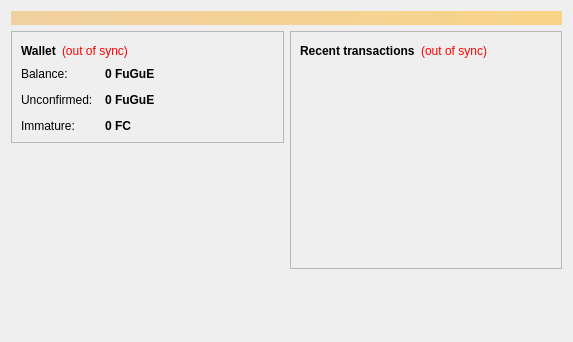
Before: the Qt Designer form src/qt/forms/overviewpage.ui in Tillkoeln/Tillkoelns-World-Domination-Machine, drawn with Qt 5.
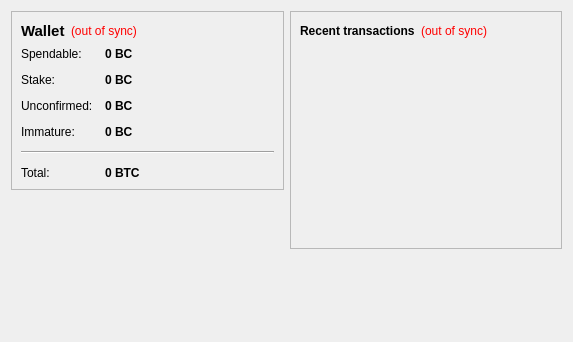
After: the same form once the commit is applied.

The edit to the form file:
```diff
--- a/src/qt/forms/overviewpage.ui
+++ b/src/qt/forms/overviewpage.ui
@@ -13,24 +13,6 @@
   <property name="windowTitle">
    <string>Form</string>
   </property>
-  <layout class="QVBoxLayout" name="topLayout">
-   <item>
-    <widget class="QLabel" name="labelAlerts">
-     <property name="visible">
-      <bool>false</bool>
-     </property>
-     <property name="styleSheet">
-      <string notr="true">background-color: qlineargradient(x1: 0, y1: 0, x2: 1, y2: 0, stop:0 #F0D0A0, stop:1 #F8D488); color:#000000;</string>
-     </property>
-     <property name="wordWrap">
-      <bool>true</bool>
-     </property>
-     <property name="margin">
-      <number>3</number>
-     </property>
-    </widget>
-   </item>
-   <item>
     <layout class="QHBoxLayout" name="horizontalLayout" stretch="1,1">
      <item>
       <layout class="QVBoxLayout" name="verticalLayout_2">
@@ -49,6 +31,7 @@
              <widget class="QLabel" name="label_5">
               <property name="font">
                <font>
+              <pointsize>11</pointsize>
                 <weight>75</weight>
                 <bold>true</bold>
                </font>
@@ -61,7 +44,7 @@
             <item>
              <widget class="QLabel" name="labelWalletStatus">
               <property name="toolTip">
-               <string>come back later if Your wallet had automatically synchronizes with the JustinBieber MickyMouse FanClub Forum.</string>
+             <string>The displayed information may be out of date. Your wallet automatically synchronizes with the TillkWDMcoin network after a connection is established, but this process has not completed yet.</string>
               </property>
               <property name="styleSheet">
                <string notr="true">QLabel { color: red; }</string>
@@ -103,7 +86,7 @@
             <item row="0" column="0">
              <widget class="QLabel" name="label">
               <property name="text">
-               <string>Balance:</string>
+             <string>Spendable:</string>
               </property>
              </widget>
             </item>
@@ -119,10 +102,10 @@
                <cursorShape>IBeamCursor</cursorShape>
               </property>
               <property name="toolTip">
-               <string>Your current balance</string>
+             <string>Your current spendable balance</string>
               </property>
               <property name="text">
-               <string notr="true">0 FuGuE</string>
+             <string notr="true">0 BC</string>
               </property>
               <property name="textInteractionFlags">
                <set>Qt::LinksAccessibleByMouse|Qt::TextSelectableByKeyboard|Qt::TextSelectableByMouse</set>
@@ -130,13 +113,42 @@
              </widget>
             </item>
             <item row="1" column="0">
+           <widget class="QLabel" name="label_6">
+            <property name="text">
+             <string>Stake:</string>
+            </property>
+           </widget>
+          </item>
+          <item row="1" column="1">
+           <widget class="QLabel" name="labelStake">
+            <property name="font">
+             <font>
+              <weight>75</weight>
+              <bold>true</bold>
+             </font>
+            </property>
+            <property name="cursor">
+             <cursorShape>IBeamCursor</cursorShape>
+            </property>
+            <property name="toolTip">
+             <string>Total of coins that was staked, and do not yet count toward the current balance</string>
+            </property>
+            <property name="text">
+             <string notr="true">0 BC</string>
+            </property>
+            <property name="textInteractionFlags">
+             <set>Qt::LinksAccessibleByMouse|Qt::TextSelectableByKeyboard|Qt::TextSelectableByMouse</set>
+            </property>
+           </widget>
+          </item>
+          <item row="2" column="0">
              <widget class="QLabel" name="label_3">
               <property name="text">
                <string>Unconfirmed:</string>
               </property>
              </widget>
             </item>
-            <item row="1" column="1">
+          <item row="2" column="1">
              <widget class="QLabel" name="labelUnconfirmed">
               <property name="font">
                <font>
@@ -148,24 +160,24 @@
                <cursorShape>IBeamCursor</cursorShape>
               </property>
               <property name="toolTip">
-               <string>Total of transactions that have yet to be confirmed, and do not yet count toward the current balance .. make sense or ? </string>
+             <string>Total of transactions that have yet to be confirmed, and do not yet count toward the current balance</string>
               </property>
               <property name="text">
-               <string notr="true">0 FuGuE</string>
+             <string notr="true">0 BC</string>
               </property>
               <property name="textInteractionFlags">
                <set>Qt::LinksAccessibleByMouse|Qt::TextSelectableByKeyboard|Qt::TextSelectableByMouse</set>
               </property>
              </widget>
             </item>
-            <item row="2" column="0">
+          <item row="3" column="0">
              <widget class="QLabel" name="labelImmatureText">
               <property name="text">
                <string>Immature:</string>
               </property>
              </widget>
             </item>
-            <item row="2" column="1">
+          <item row="3" column="1">
              <widget class="QLabel" name="labelImmature">
               <property name="font">
                <font>
@@ -174,10 +186,46 @@
                </font>
               </property>
               <property name="toolTip">
-               <string>Mined balance that has not yet Milfed</string>
+             <string>Mined balance that has not yet matured</string>
               </property>
               <property name="text">
-               <string notr="true">0 FC</string>
+             <string notr="true">0 BC</string>
+            </property>
+            <property name="textInteractionFlags">
+             <set>Qt::LinksAccessibleByMouse|Qt::TextSelectableByKeyboard|Qt::TextSelectableByMouse</set>
+            </property>
+           </widget>
+          </item>
+          <item row="4" column="0" colspan="2">
+           <widget class="Line" name="line">
+            <property name="orientation">
+             <enum>Qt::Horizontal</enum>
+            </property>
+           </widget>
+          </item>
+          <item row="5" column="0">
+           <widget class="QLabel" name="labelTotalText">
+            <property name="text">
+             <string>Total:</string>
+            </property>
+           </widget>
+          </item>
+          <item row="5" column="1">
+           <widget class="QLabel" name="labelTotal">
+            <property name="font">
+             <font>
+              <weight>75</weight>
+              <bold>true</bold>
+             </font>
+            </property>
+            <property name="cursor">
+             <cursorShape>IBeamCursor</cursorShape>
+            </property>
+            <property name="toolTip">
+             <string>Your current total balance</string>
+            </property>
+            <property name="text">
+             <string notr="true">0 BTC</string>
               </property>
               <property name="textInteractionFlags">
                <set>Qt::LinksAccessibleByMouse|Qt::TextSelectableByKeyboard|Qt::TextSelectableByMouse</set>
@@ -227,7 +275,7 @@
             <item>
              <widget class="QLabel" name="labelTransactionsStatus">
               <property name="toolTip">
-               <string>The displayed information may be out of date. Your wallet automatically synchronizes with the FugueCore network after a connection is established, but this process has not completed yet.</string>
+             <string>The displayed information may be out of date. Your wallet automatically synchronizes with the TillkWDMcoin network after a connection is established, but this process has not completed yet.</string>
               </property>
               <property name="styleSheet">
                <string notr="true">QLabel { color: red; }</string>
@@ -289,8 +337,6 @@
           </size>
          </property>
         </spacer>
-       </item>
-      </layout>
      </item>
     </layout>
    </item>
```
Lines whose indentation alone changed are shown as unchanged.
